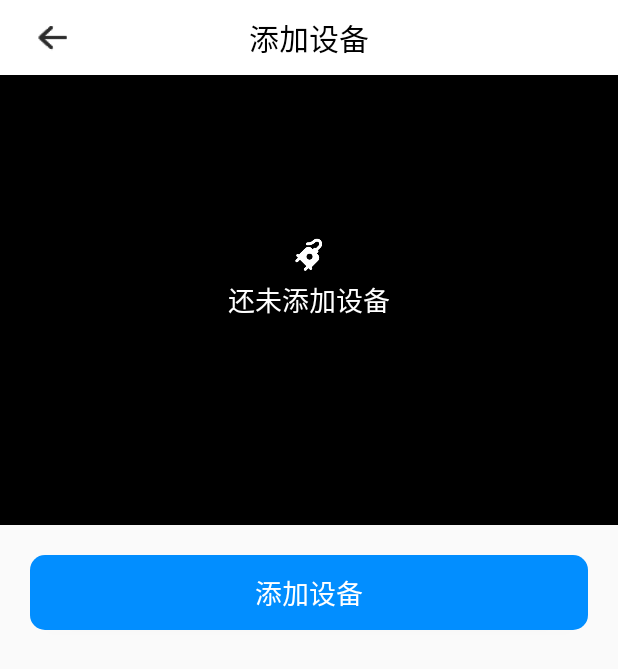
After one commit to android140808/IotPj, an Android app: the VideoWatchUI screen opened directly, with no data from a screen before it, on a phone screen of 412 x 824 dp. The commit adds this screen. Shown: the top 669 px of the screen. Run offline under Robolectric (Android 15) with nearby library versions, the phone set to English and light mode, and no system bars; our stand-ins replace ButterKnife; libraries missing offline, so code that uses them is left out: com.tencent.bugly.

Commit message:
【develop】绘制部分UI

```diff
--- a/app/build.gradle
+++ b/app/build.gradle
@@ -59,6 +59,8 @@ dependencies {
     implementation fileTree(include: ['*.jar'], dir: 'libs')
     implementation "androidx.appcompat:appcompat:$rootProject.androidx_appcompat"
     implementation files('libs/core-3.0.0.jar')
+    implementation 'androidx.appcompat:appcompat:1.1.0'
+    implementation 'androidx.constraintlayout:constraintlayout:1.1.3'
     testImplementation "junit:junit:$rootProject.junitVersion"
     //1.android X 系列
     implementation "androidx.appcompat:appcompat:$rootProject.androidx_alpha"
--- a/app/src/main/AndroidManifest.xml
+++ b/app/src/main/AndroidManifest.xml
@@ -14,7 +14,7 @@
     <uses-permission android:name="android.permission.ACCESS_COARSE_LOCATION" />
 
     <application
-        android:name="cn.zhian.avater.iotproject.Applications"
+        android:name=".Applications"
         android:allowBackup="true"
         android:icon="@mipmap/ic_1"
         android:label="@string/app_name"
@@ -22,6 +22,8 @@
         android:usesCleartextTraffic="true"
         tools:ignore="GoogleAppIndexingWarning"
         tools:targetApi="p">
+        <activity android:name=".ui.activity.EnvirmentUI"></activity>
+        <activity android:name=".ui.activity.VideoWatchUI" />
         <activity
             android:name=".ui.activity.AddHostUI"
             android:screenOrientation="portrait" />
--- a/app/src/main/java/cn/zhian/avater/iotproject/ui/activity/FlashUI.java
+++ b/app/src/main/java/cn/zhian/avater/iotproject/ui/activity/FlashUI.java
@@ -21,7 +21,7 @@ public class FlashUI extends BaseUI {
 
     @Override
     public int getViewLayout() {
-        return R.layout.activity_flash_ui;
+        return R.layout.flash_ui;
     }
 
     @Override
--- /dev/null
+++ b/app/src/main/java/cn/zhian/avater/iotproject/ui/activity/VideoWatchUI.java
@@ -0,0 +1,46 @@
+package cn.zhian.avater.iotproject.ui.activity;
+
+import androidx.appcompat.app.AppCompatActivity;
+
+import android.os.Bundle;
+
+import cn.zhian.avater.iotproject.R;
+import cn.zhian.avater.iotproject.base.BasePresenter;
+import cn.zhian.avater.iotproject.base.BaseUI;
+import cn.zhian.avater.iotproject.ui.TittleManager;
+
+public class VideoWatchUI extends BaseUI implements TittleManager.OnLeftClickListener {
+
+
+    @Override
+    public BasePresenter createPresenter() {
+        return null;
+    }
+
+    @Override
+    public int getViewLayout() {
+        return R.layout.video_watch_ui;
+    }
+
+    @Override
+    public void findViewById() {
+        tittleManager = new TittleManager.Builder()
+                .setView(findViewById(R.id.tittle_content))
+                .setShowLeft(true)
+                .setLeftIcon(R.mipmap.back)
+                .setShowMiddle(true)
+                .setMiddleRes(R.string.video_add)
+                .setLeftListener(this)
+                .build();
+    }
+
+    @Override
+    public void initData() {
+
+    }
+
+    @Override
+    public void onLeftClick() {
+        closeUI();
+    }
+}
--- a/app/src/main/res/layout/fragment_home.xml
+++ b/app/src/main/res/layout/fragment_home.xml
@@ -98,7 +98,7 @@
                 android:layout_width="wrap_content"
                 android:layout_height="wrap_content"
                 android:layout_marginTop="@dimen/dimen_size_8"
-                android:text="@string/main_watch_speak"
+                android:text="@string/video_watch"
                 android:textColor="@color/main_tv_select"
                 android:textSize="@dimen/dimen_size_15" />
 
--- /dev/null
+++ b/app/src/main/res/layout/video_watch_ui.xml
@@ -0,0 +1,42 @@
+<?xml version="1.0" encoding="utf-8"?>
+<LinearLayout xmlns:android="http://schemas.android.com/apk/res/android"
+    android:layout_width="match_parent"
+    android:layout_height="match_parent"
+    android:orientation="vertical">
+
+    <include layout="@layout/comm_tittle" />
+
+    <RelativeLayout
+        android:layout_width="match_parent"
+        android:layout_height="300dp"
+        android:background="@color/color_black">
+
+        <ImageView
+            android:layout_width="wrap_content"
+            android:layout_height="wrap_content"
+            android:layout_above="@id/tv"
+            android:layout_centerInParent="true"
+            android:background="@mipmap/video_disconnect" />
+
+        <TextView
+            android:id="@+id/tv"
+            android:layout_width="wrap_content"
+            android:layout_height="wrap_content"
+            android:layout_centerInParent="true"
+            android:text="@string/video_un_add"
+            android:textColor="@color/color_while"
+            android:textSize="@dimen/dimen_size_18" />
+
+    </RelativeLayout>
+
+    <Button
+        android:layout_width="match_parent"
+        android:layout_height="@dimen/dimen_size_50"
+        android:layout_margin="@dimen/dimen_size_20"
+        android:background="@drawable/btn_selector"
+        android:text="@string/video_add"
+        android:textColor="@color/color_while"
+        android:textSize="@dimen/dimen_size_18" />
+
+
+</LinearLayout>
--- a/app/src/main/res/values/strings.xml
+++ b/app/src/main/res/values/strings.xml
@@ -21,8 +21,13 @@
     <string name="login_phone_error">请输入正确的手机号码</string>
     <string name="login_code_error">验证码错误</string>
 
-    <string name="main_watch_speak">可视对讲</string>
+    <string name="video_watch">可视对讲</string>
+    <string name="video_disconnect">还未连接设备</string>
+    <string name="video_un_add">还未添加设备</string>
+    <string name="video_add">添加设备</string>
+
     <string name="main_environment_monitor">环境监控</string>
+
     <string name="main_video_monitor">视频监控</string>
 
     <string name="main_common_scenes">常用场景</string>
@@ -159,5 +164,6 @@
     <string name="qr_code_miss">启动出现异常，请重新打开</string>
     <string name="button_ok">确定</string>
 
+
     <string name="exist">再按一次退出程序</string>
 </resources>
```
Also changed, not shown: app/src/main/java/cn/zhian/avater/iotproject/adapter/EnvirAdapter.java (added, +65 -0 lines), app/src/main/java/cn/zhian/avater/iotproject/ui/activity/EnvirmentUI.java (added, +58 -0 lines), app/src/main/java/cn/zhian/avater/iotproject/ui/activity/MainUI.java (+1 -6 lines), app/src/main/java/cn/zhian/avater/iotproject/ui/fragment/HomeFragment.java (+14 -5 lines), app/src/main/res/layout/envir_item.xml (added, +24 -0 lines), app/src/main/res/layout/envirment_ui.xml (added, +55 -0 lines), app/src/main/res/layout/flash_ui.xml (renamed from app/src/main/res/layout/activity_flash_ui.xml), app/src/main/res/layout/main.xml (renamed from app/src/main/res/layout/activity_main.xml), app/src/main/res/mipmap-xxhdpi/pic_pm.png (added), app/src/main/res/mipmap-xxhdpi/pic_temp.png (added), app/src/main/res/mipmap-xxhdpi/pic_temp1.png (added), app/src/main/res/mipmap-xxhdpi/pic_voc.png (added), app/src/main/res/mipmap-xxhdpi/video_disconnect.png (added).
